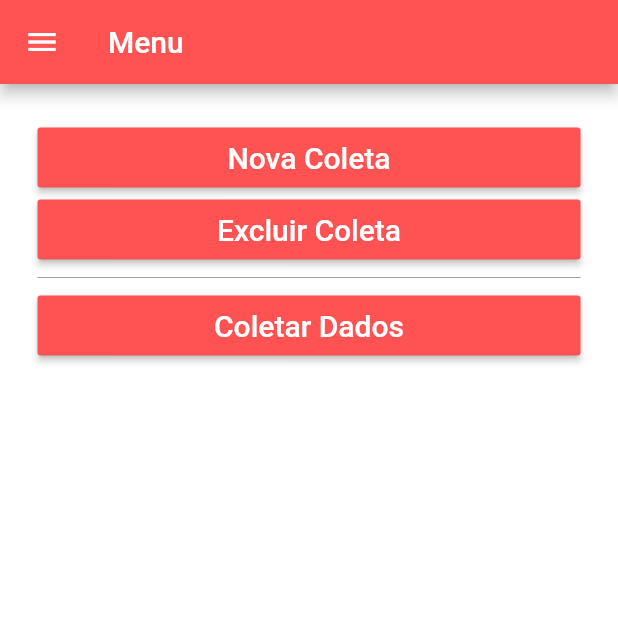
After one commit to pyxis-software/appCodigoBarras, a Flutter app: the TelaInicial screen opened directly, on a phone screen of 412 x 824 dp, the top half of it. The commit adds this screen. Run offline on Flutter 3.47's test engine with Material 2 defaults, Android fonts, the phone set to English and light mode, and no system bars; our stand-ins replace datetime_picker_formfield, dio, shared_preferences; accounts and stored records are empty.

Commit message:
Adição de novas telas

```diff
--- /dev/null
+++ b/lib/view/inicial.dart
@@ -0,0 +1,141 @@
+import 'package:app_pistola/view/NovaColeta.dart';
+import 'package:app_pistola/view/login.dart';
+import 'package:flutter/cupertino.dart';
+import 'package:flutter/material.dart';
+import 'package:shared_preferences/shared_preferences.dart';
+
+class TelaInicial extends StatefulWidget {
+  @override
+  _TelaInicialState createState() => _TelaInicialState();
+}
+
+class _TelaInicialState extends State<TelaInicial> {
+  @override
+  Widget build(BuildContext context) {
+    return Scaffold(
+      drawer: Drawer(
+        child: ListView(
+          // Important: Remove any padding from the ListView.
+          padding: EdgeInsets.zero,
+          children: <Widget>[
+            DrawerHeader(
+              child: Text('Bem Vindo!'),
+              decoration: BoxDecoration(
+                color: Colors.blue,
+              ),
+            ),
+            ListTile(
+              title: Text('Sair'),
+              onTap: () {
+                // Update the state of the app
+                // ...
+                // Then close the drawer
+                Navigator.pop(context);
+                actionExit();
+              },
+            ),
+          ]
+        ),
+      ),
+      resizeToAvoidBottomPadding: true,
+      appBar: AppBar(
+        backgroundColor: Colors.redAccent,
+        title: const Text('Menu'),
+          actions: <Widget>[
+            // action button
+
+          ],
+      ),
+      backgroundColor: Colors.white,
+      body: Padding(
+        padding: EdgeInsets.all(25),
+        child: Center(
+          child: Column(
+            crossAxisAlignment: CrossAxisAlignment.stretch,
+            mainAxisAlignment: MainAxisAlignment.start,
+            children: <Widget>[
+              ButtonTheme(
+                height: 40.0,
+                child: RaisedButton(
+                  onPressed: () =>{
+                  Navigator.push(context, MaterialPageRoute(builder: (context) => NovaColeta()))
+                  },
+                  child: Text(
+                    "Nova Coleta",
+                    style: TextStyle(color: Colors.white, fontSize: 20),
+                  ),
+                  color: Colors.redAccent,
+                ),
+              ),
+              ButtonTheme(
+                height: 40.0,
+                child: RaisedButton(
+                  onPressed: () =>{print("Ok")},
+                  child: Text(
+                    "Excluir Coleta",
+                    style: TextStyle(color: Colors.white, fontSize: 20),
+                  ),
+                  color: Colors.redAccent,
+                ),
+              ),
+              Divider(
+                color: Colors.grey,
+              ),
+              ButtonTheme(
+                height: 40.0,
+                child: RaisedButton(
+                  onPressed: () =>{print("Ok")},
+                  child: Text(
+                    "Coletar Dados",
+                    style: TextStyle(color: Colors.white, fontSize: 20),
+                  ),
+                  color: Colors.redAccent,
+                ),
+              ),
+            ],
+          ),
+        ),
+      ),
+    );
+  }
+
+
+  /*FUNCTIONS*/
+  void actionExit(){
+    showDialog(
+      context: context,
+      builder: (BuildContext context) {
+        // return object of type Dialog
+        return AlertDialog(
+          content: new Text("Deseja mesmo sair?",
+          style: TextStyle(fontSize: 25, color: Colors.redAccent)),
+          actions: <Widget>[
+            // usually buttons at the bottom of the dialog
+            new FlatButton(
+              child: new Text("Cancelar"),
+              onPressed: () {
+                Navigator.of(context).pop();
+              },
+            ),
+            new FlatButton(
+              child: new Text("Sair"),
+              onPressed: () {
+                Navigator.of(context).pop();
+                exit();
+              },
+            ),
+          ],
+        );
+      },
+    );
+  }
+
+  //Exit
+  void exit() async{
+    SharedPreferences pref = await SharedPreferences.getInstance();
+    pref.setBool("auth", false);
+    pref.setString("token", null);
+    Navigator.pushReplacement(context, MaterialPageRoute(builder: (context) => Login()));
+  }
+  /*FUNCTIONS*/
+}
--- a/pubspec.yaml
+++ b/pubspec.yaml
@@ -21,6 +21,9 @@ dependencies:
     sdk: flutter
   http: ^0.12.0+4
   shared_preferences: ^0.5.6+1
+  dio: ^3.0.8
+  datetime_picker_formfield: ^1.0.0
+  intl: ^0.15.8
 
   # The following adds the Cupertino Icons font to your application.
   # Use with the CupertinoIcons class for iOS style icons.
```
Also changed, not shown: lib/view/NovaColeta.dart (added, +58 -0 lines), lib/view/login.dart (+87 -25 lines), pubspec.lock.
